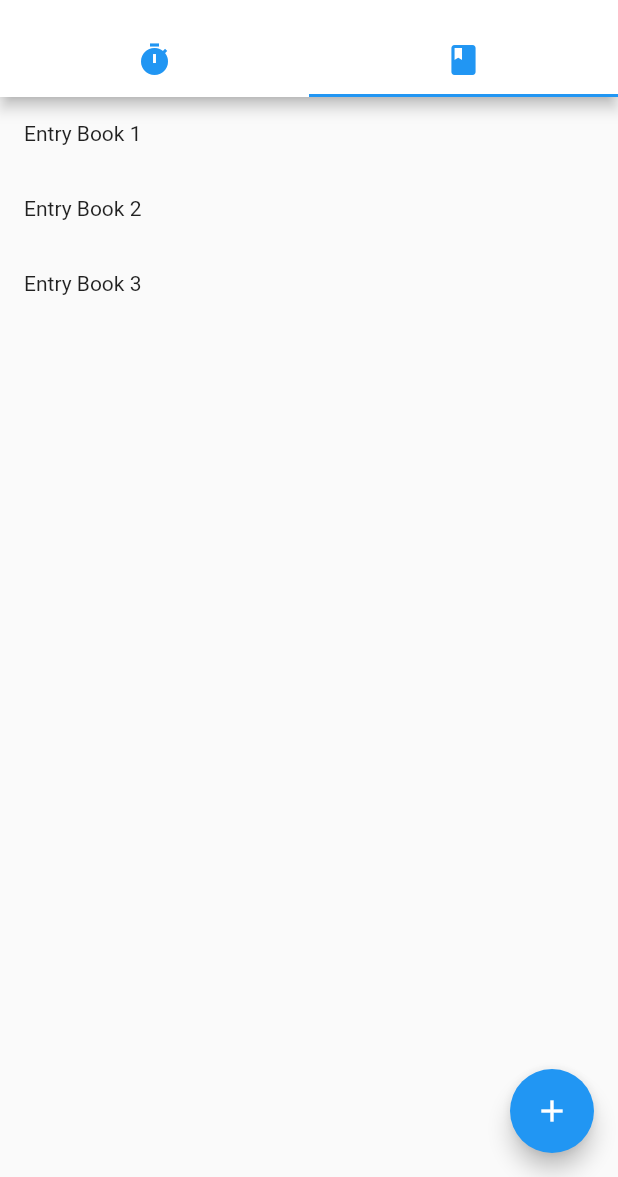
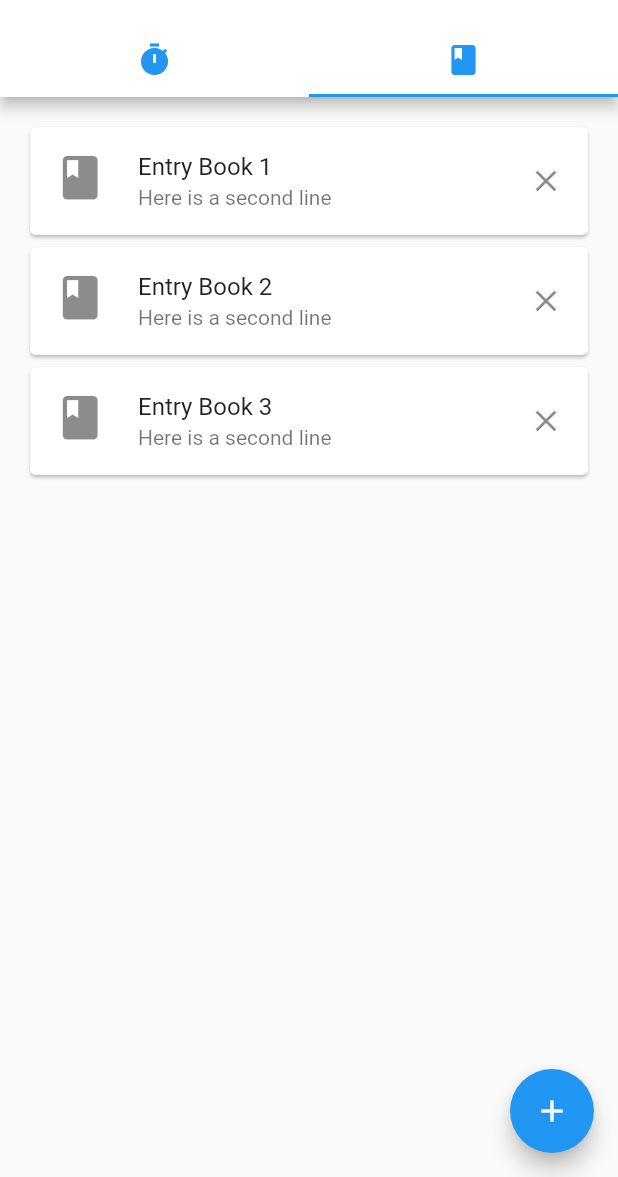
Before and after one commit to eichingertim/BookManagementApp, a Flutter app: the screen it shows after launch, tab 2 chosen, on a phone screen of 412 x 824 dp, the part 59-1236 px from its top. Run offline on Flutter 3.47's test engine with Material 2 defaults, Android fonts, the phone set to English and light mode, and no system bars; our stand-ins replace sqflite; accounts and stored records are empty.

Commit message:
List edit

```diff
--- a/book_management_app/lib/books_widget.dart
+++ b/book_management_app/lib/books_widget.dart
@@ -15,13 +15,22 @@ class BooksPage extends StatelessWidget {
         itemCount: entries.length,
         itemBuilder: (BuildContext context, int index) {
           return GestureDetector(
-            child: Container(
-              child: Text('Entry ${entries[index]}'),
-              height: 50,
-              ),
-            onTap: () => Scaffold
-              .of(context)
-              .showSnackBar(SnackBar(content: Text(entries[index]))),
+            child: Card(
+              child: ListTile(
+                leading: Icon(Icons.book, size: 35.0,),
+                title: Text('Entry ${entries[index]}'),
+                subtitle: Text('Here is a second line'),
+                trailing: GestureDetector(
+                  child: Icon(Icons.clear),
+                  onTap: () => Scaffold
+                    .of(context)
+                    .showSnackBar(SnackBar(content: Text('Cleared ' + entries[index]))),
+                    ),
+                onTap: () => Scaffold
+                  .of(context)
+                  .showSnackBar(SnackBar(content: Text(entries[index]))),
+                  ),
+            ),
           );
         }
       ),
```
Also changed, not shown: book_management_app/lib/time_widget.dart (+19 -2 lines).
